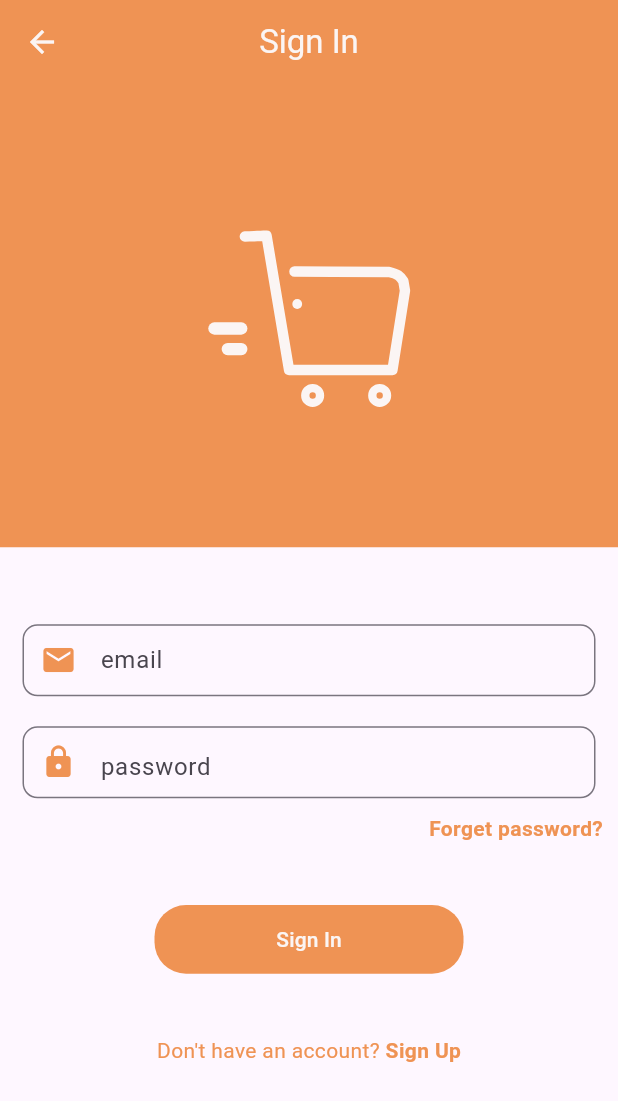
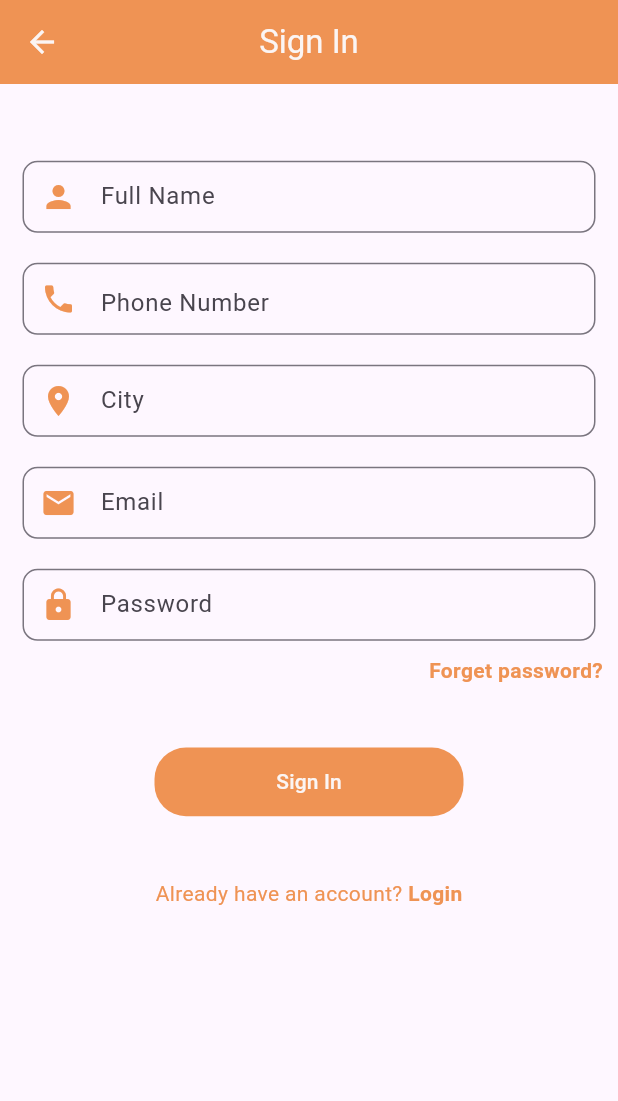
Before and after one commit to Sikandar897/snap_shop, a Flutter app: the SignInView screen opened by its route, after a tap on "Sign Up", on a phone screen of 412 x 824 dp. Shown: the top 1101 px of the screen. Run offline on Flutter 3.47's test engine with Material 3 defaults, Android fonts, the phone set to English and light mode, and no system bars; our stand-ins replace flutter_keyboard_visibility, font_awesome_flutter, lottie.

Commit message:
add: Signup view and its routes to approutes

```diff
--- a/lib/routes/app_routes.dart
+++ b/lib/routes/app_routes.dart
@@ -2,5 +2,6 @@ class AppRoutes {
   static const String splash = '/';
   static const String welcome = '/welcome';
   static const String signin = '/signin';
+  static const String sigup = '/sigup';
   static const String restPassword = '/restPassword';
 }
--- a/lib/routes/routes_generator.dart
+++ b/lib/routes/routes_generator.dart
@@ -1,6 +1,7 @@
 import 'package:flutter/material.dart';
 import 'package:snap_shop/routes/app_routes.dart';
 import 'package:snap_shop/view/auth_view/signin_view.dart';
+import 'package:snap_shop/view/auth_view/signup_view.dart';
 import 'package:snap_shop/view/auth_view/welcome_view.dart';
 
 import '../view/auth_view/rest_password.dart';
@@ -18,6 +19,9 @@ class RouteGenerator {
       //signin view
       case AppRoutes.signin:
         return MaterialPageRoute(builder: (_) => const SignInView());
+      //signup view
+      case AppRoutes.sigup:
+        return MaterialPageRoute(builder: (_) => const SignUpView());
 
       //forgot password view
       case AppRoutes.restPassword:
--- a/lib/utils/appconstant.dart
+++ b/lib/utils/appconstant.dart
@@ -1,7 +1,7 @@
 import 'package:flutter/material.dart';
 
 class AppConstant {
-  static String appMainName = 'MysticMall';
+  static String appMainName = 'SnapShop';
   static String appPowerdBy = 'Powered by ItsElexender';
   static const appMainColor = Color.fromRGBO(142, 60, 39, 1);
   static const appSecondoryColor = Color.fromRGBO(239, 147, 84, 1);
--- a/lib/view/auth_view/signin_view.dart
+++ b/lib/view/auth_view/signin_view.dart
@@ -131,7 +131,9 @@ class _SignInViewState extends State<SignInView> {
                         style: TextStyle(color: AppConstant.appSecondoryColor),
                       ),
                       GestureDetector(
-                        onTap: () {},
+                        onTap: () {
+                          Navigator.pushNamed(context, AppRoutes.sigup);
+                        },
                         child: const Text(
                           "Sign Up",
                           style: TextStyle(
--- /dev/null
+++ b/lib/view/auth_view/signup_view.dart
@@ -0,0 +1,206 @@
+import 'package:flutter/material.dart';
+import 'package:flutter_keyboard_visibility/flutter_keyboard_visibility.dart';
+import 'package:snap_shop/routes/app_routes.dart';
+
+import '../../utils/appconstant.dart';
+
+class SignUpView extends StatefulWidget {
+  const SignUpView({super.key});
+
+  @override
+  State<SignUpView> createState() => _SignUpViewState();
+}
+
+class _SignUpViewState extends State<SignUpView> {
+  //text editing controller
+
+  TextEditingController userName = TextEditingController();
+  TextEditingController userEmail = TextEditingController();
+  TextEditingController userPassword = TextEditingController();
+  TextEditingController userPhone = TextEditingController();
+  TextEditingController userCity = TextEditingController();
+
+  @override
+  Widget build(BuildContext context) {
+    // Retrieve height and width from MediaQuery
+    double screenHeight = MediaQuery.of(context).size.height;
+    double screenWidth = MediaQuery.of(context).size.width;
+    return KeyboardVisibilityBuilder(
+      builder: (context, bool isKeyboardVisible) {
+        return Scaffold(
+          appBar: AppBar(
+            foregroundColor: AppConstant.appTextColor,
+            centerTitle: true,
+            backgroundColor: AppConstant.appSecondoryColor,
+            title: const Text('Sign In'),
+          ),
+          body: SingleChildScrollView(
+            physics: const BouncingScrollPhysics(),
+            child: Column(
+              children: [
+                SizedBox(
+                  height: screenHeight / 20,
+                ),
+                Container(
+                  margin: const EdgeInsets.symmetric(horizontal: 5.0),
+                  width: screenWidth,
+                  child: Padding(
+                    padding: const EdgeInsets.all(10.0),
+                    child: TextField(
+                      controller: userName,
+                      cursorColor: AppConstant.appSecondoryColor,
+                      keyboardType: TextInputType.name,
+                      decoration: InputDecoration(
+                          hintText: 'Full Name',
+                          prefixIcon: const Icon(Icons.person),
+                          prefixIconColor: AppConstant.appSecondoryColor,
+                          contentPadding:
+                              const EdgeInsets.only(top: 2.0, left: 8.0),
+                          border: OutlineInputBorder(
+                              borderRadius: BorderRadius.circular(10.0))),
+                    ),
+                  ),
+                ),
+                Container(
+                  margin: const EdgeInsets.symmetric(horizontal: 5.0),
+                  width: screenWidth,
+                  child: Padding(
+                      padding: const EdgeInsets.all(10.0),
+                      child: TextField(
+                        controller: userPhone,
+                        cursorColor: AppConstant.appSecondoryColor,
+                        keyboardType: TextInputType.number,
+                        decoration: InputDecoration(
+                            hintText: 'Phone Number',
+                            prefixIcon: const Icon(Icons.phone),
+                            prefixIconColor: AppConstant.appSecondoryColor,
+                            suffix: GestureDetector(
+                                onTap: () {},
+                                child: const Icon(Icons.visibility)),
+                            contentPadding:
+                                const EdgeInsets.only(top: 2.0, left: 8.0),
+                            border: OutlineInputBorder(
+                                borderRadius: BorderRadius.circular(10.0))),
+                      )),
+                ),
+                Container(
+                  margin: const EdgeInsets.symmetric(horizontal: 5.0),
+                  width: screenWidth,
+                  child: Padding(
+                    padding: const EdgeInsets.all(10.0),
+                    child: TextField(
+                      controller: userCity,
+                      cursorColor: AppConstant.appSecondoryColor,
+                      keyboardType: TextInputType.streetAddress,
+                      decoration: InputDecoration(
+                          hintText: 'City',
+                          prefixIcon: const Icon(Icons.location_on),
+                          prefixIconColor: AppConstant.appSecondoryColor,
+                          contentPadding:
+                              const EdgeInsets.only(top: 2.0, left: 8.0),
+                          border: OutlineInputBorder(
+                              borderRadius: BorderRadius.circular(10.0))),
+                    ),
+                  ),
+                ),
+                Container(
+                  margin: const EdgeInsets.symmetric(horizontal: 5.0),
+                  width: screenWidth,
+                  child: Padding(
+                    padding: const EdgeInsets.all(10.0),
+                    child: TextField(
+                      controller: userEmail,
+                      cursorColor: AppConstant.appSecondoryColor,
+                      keyboardType: TextInputType.emailAddress,
+                      decoration: InputDecoration(
+                          hintText: 'Email',
+                          prefixIcon: const Icon(Icons.email),
+                          prefixIconColor: AppConstant.appSecondoryColor,
+                          contentPadding:
+                              const EdgeInsets.only(top: 2.0, left: 8.0),
+                          border: OutlineInputBorder(
+                              borderRadius: BorderRadius.circular(10.0))),
+                    ),
+                  ),
+                ),
+                Container(
+                  margin: const EdgeInsets.symmetric(horizontal: 5.0),
+                  width: screenWidth,
+                  child: Padding(
+                    padding: const EdgeInsets.all(10.0),
+                    child: TextField(
+                      controller: userPassword,
+                      cursorColor: AppConstant.appSecondoryColor,
+                      keyboardType: TextInputType.visiblePassword,
+                      decoration: InputDecoration(
+                          hintText: 'Password',
+                          prefixIcon: const Icon(Icons.lock),
+                          prefixIconColor: AppConstant.appSecondoryColor,
+                          contentPadding:
+                              const EdgeInsets.only(top: 2.0, left: 8.0),
+                          border: OutlineInputBorder(
+                              borderRadius: BorderRadius.circular(10.0))),
+                    ),
+                  ),
+                ),
+                Container(
+                  margin: const EdgeInsets.symmetric(horizontal: 10.0),
+                  alignment: Alignment.centerRight,
+                  child: GestureDetector(
+                    onTap: () {
+                      Navigator.pushNamed(context, AppRoutes.restPassword);
+                    },
+                    child: const Text('Forget password?',
+                        style: TextStyle(
+                            color: AppConstant.appSecondoryColor,
+                            fontWeight: FontWeight.bold)),
+                  ),
+                ),
+                SizedBox(
+                  height: screenHeight / 20,
+                ),
+                Material(
+                    child: Container(
+                  decoration: BoxDecoration(
+                      color: AppConstant.appSecondoryColor,
+                      borderRadius: BorderRadius.circular(21.0)),
+                  width: screenWidth / 2,
+                  height: screenHeight / 18,
+                  child: TextButton(
+                      onPressed: () async {},
+                      child: const Text(
+                        'Sign In',
+                        style: TextStyle(color: AppConstant.appTextColor),
+                      )),
+                )),
+                SizedBox(
+                  height: screenHeight / 20,
+                ),
+                Row(
+                  mainAxisAlignment: MainAxisAlignment.center,
+                  children: [
+                    const Text(
+                      "Already have an account? ",
+                      style: TextStyle(color: AppConstant.appSecondoryColor),
+                    ),
+                    GestureDetector(
+                      onTap: () {
+                        Navigator.pushNamed(context, AppRoutes.signin);
+                      },
+                      child: const Text(
+                        "Login",
+                        style: TextStyle(
+                            color: AppConstant.appSecondoryColor,
+                            fontWeight: FontWeight.bold),
+                      ),
+                    ),
+                  ],
+                )
+              ],
+            ),
+          ),
+        );
+      },
+    );
+  }
+}
```
